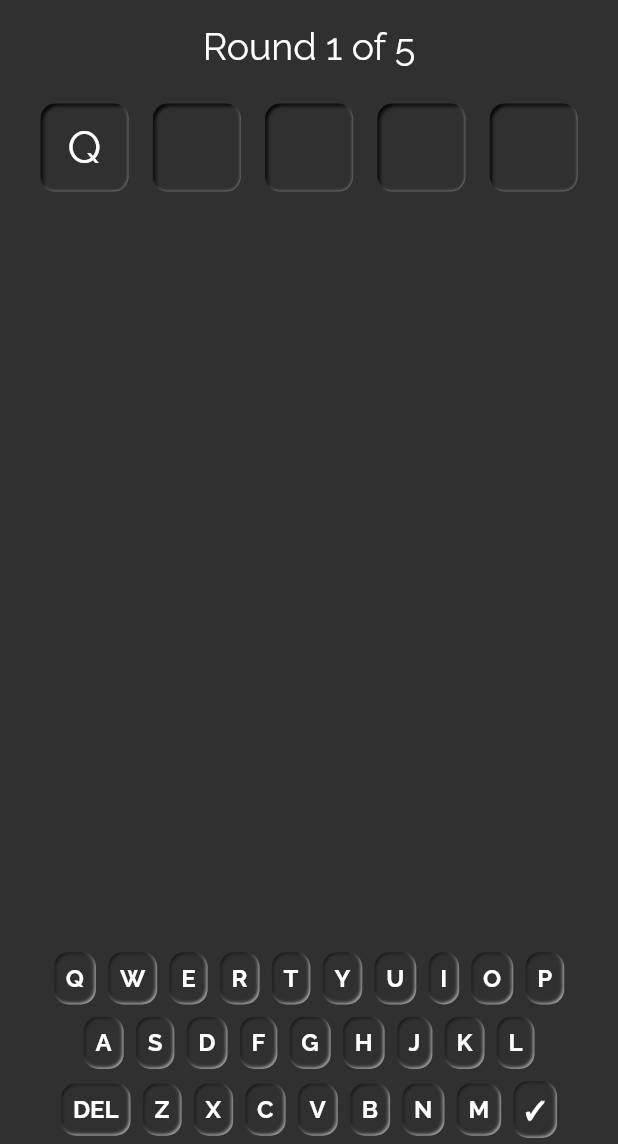
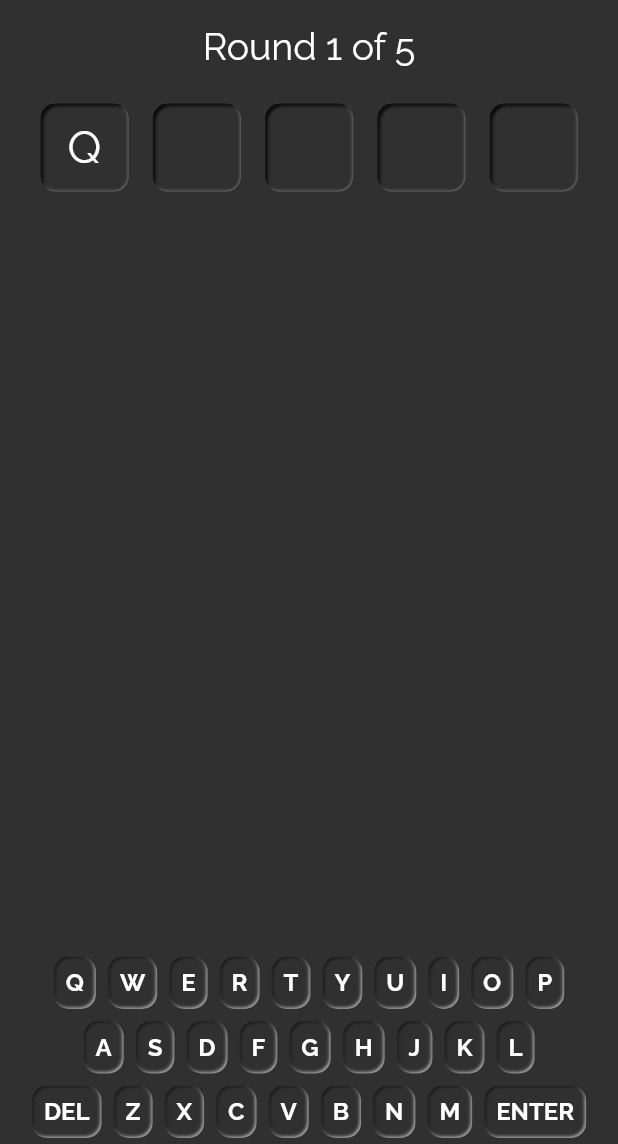
Before and after one commit to pawelwiklo/guess-the-word, a Flutter app: the screen it shows after launch, after a tap on an icon or button, on a phone screen of 412 x 824 dp, the part 92-1236 px from its top. Run offline on Flutter 3.47's test engine with Material 2 defaults, Android fonts, the light colour scheme and no system bars; our stand-ins replace flutter_inset_box_shadow, google_fonts.

Commit message:
Change in enter key and error message width

```diff
--- a/lib/models/keyboard_key.dart
+++ b/lib/models/keyboard_key.dart
@@ -4,7 +4,7 @@ import 'package:wordle_neumorphism/constraints.dart';
 List<List<String>> keyboardLetters = [
   ['Q', 'W', 'E', 'R', 'T', 'Y', 'U', 'I', 'O', 'P'],
   ['A', 'S', 'D', 'F', 'G', 'H', 'J', 'K', 'L'],
-  ['DEL', 'Z', 'X', 'C', 'V', 'B', 'N', 'M', '✓'],
+  ['DEL', 'Z', 'X', 'C', 'V', 'B', 'N', 'M', 'ENTER'],
 ];
 
 enum KeyState {
--- a/lib/providers/game_provider.dart
+++ b/lib/providers/game_provider.dart
@@ -40,7 +40,7 @@ class GameProvider extends ChangeNotifier {
       notifyListeners();
       return;
     }
-    if (letter == '✓') {
+    if (letter == 'ENTER') {
       if (canAddLetter()) return;
       if (!isWord()) {
         wordNotInDictionary = true;
--- a/lib/screens/GameScreen/components/error_message.dart
+++ b/lib/screens/GameScreen/components/error_message.dart
@@ -10,11 +10,12 @@ class ErrorMessage extends StatelessWidget {
   Widget build(BuildContext context) {
     GameProvider gameProvider = Provider.of<GameProvider>(context);
     bool visible = gameProvider.wordNotInDictionary;
+    double expectedSize = MediaQuery.of(context).size.width / 3;
     return AnimatedOpacity(
       opacity: visible ? 1.0 : 0.0,
       duration: defaultDuration,
       child: Container(
-        width: MediaQuery.of(context).size.width / 1.4,
+        width: expectedSize < 300 ? 300 : expectedSize,
         margin: const EdgeInsets.all(defaultPadding),
         padding: const EdgeInsets.all(defaultPadding),
         decoration: BoxDecoration(
```
